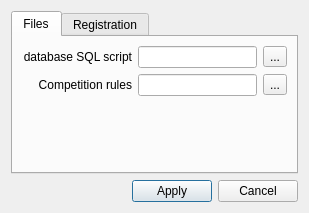
First picture: the form in dialog_configure.ui, repository pitikov/cwall.qt4, before the edit.
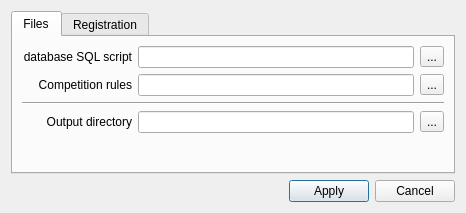
Second picture: the form after the edit. The open tabs and pages were chosen to show the change. Icons and pictures are not drawn.

Commit message: Форма конфигурирования системы. * Реализовал диалоги выбора размещения рессурсов * Добавил поле выбора каталога вывода данных

The edit to the form file:
```diff
--- a/dialog_configure.ui
+++ b/dialog_configure.ui
@@ -6,8 +6,8 @@
    <rect>
     <x>0</x>
     <y>0</y>
-    <width>309</width>
-    <height>191</height>
+    <width>466</width>
+    <height>210</height>
    </rect>
   </property>
   <property name="windowTitle">
@@ -73,6 +73,26 @@
        <string>Files</string>
       </attribute>
       <layout class="QGridLayout" name="gridLayout">
+       <item row="2" column="0" colspan="3">
+        <widget class="Line" name="line_2">
+         <property name="orientation">
+          <enum>Qt::Horizontal</enum>
+         </property>
+        </widget>
+       </item>
+       <item row="3" column="0">
+        <widget class="QLabel" name="labelOutputDir">
+         <property name="text">
+          <string>Output directory</string>
+         </property>
+         <property name="alignment">
+          <set>Qt::AlignRight|Qt::AlignTrailing|Qt::AlignVCenter</set>
+         </property>
+         <property name="buddy">
+          <cstring>lineEditOutputDir</cstring>
+         </property>
+        </widget>
+       </item>
        <item row="0" column="0">
         <widget class="QLabel" name="labelSqlCore">
          <property name="text">
@@ -129,7 +149,7 @@
          </property>
         </widget>
        </item>
-       <item row="2" column="1">
+       <item row="4" column="1">
         <spacer name="verticalSpacer">
          <property name="orientation">
           <enum>Qt::Vertical</enum>
@@ -142,6 +162,19 @@
          </property>
         </spacer>
        </item>
+       <item row="3" column="1">
+        <widget class="QLineEdit" name="lineEditOutputDir"/>
+       </item>
+       <item row="3" column="2">
+        <widget class="QToolButton" name="toolButtonOutputDir">
+         <property name="text">
+          <string>...</string>
+         </property>
+         <property name="icon">
+          <iconset theme="folder-documents"/>
+         </property>
+        </widget>
+       </item>
       </layout>
      </widget>
      <widget class="QWidget" name="tabRegistration">
```
Left out of the diff: 67 changed lines with no effect on the pictures. The commit also changes 2 other files.
